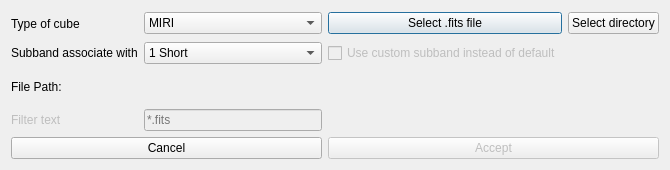
Before: the Qt Designer form astrocabtools/mrs_subviz/src/ui/cubeLoader.ui in AlejandroGorgues/AstroCabTools, drawn with Qt 5.
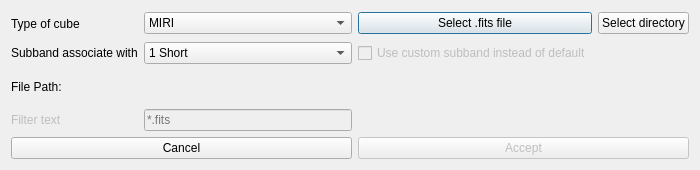
After: the same form once the commit is applied.

```diff
--- a/astrocabtools/mrs_subviz/src/ui/cubeLoader.ui
+++ b/astrocabtools/mrs_subviz/src/ui/cubeLoader.ui
@@ -6,13 +6,13 @@
    <rect>
     <x>0</x>
     <y>0</y>
-    <width>670</width>
+    <width>700</width>
     <height>170</height>
    </rect>
   </property>
   <property name="minimumSize">
    <size>
-    <width>670</width>
+    <width>700</width>
     <height>170</height>
    </size>
   </property>
```
